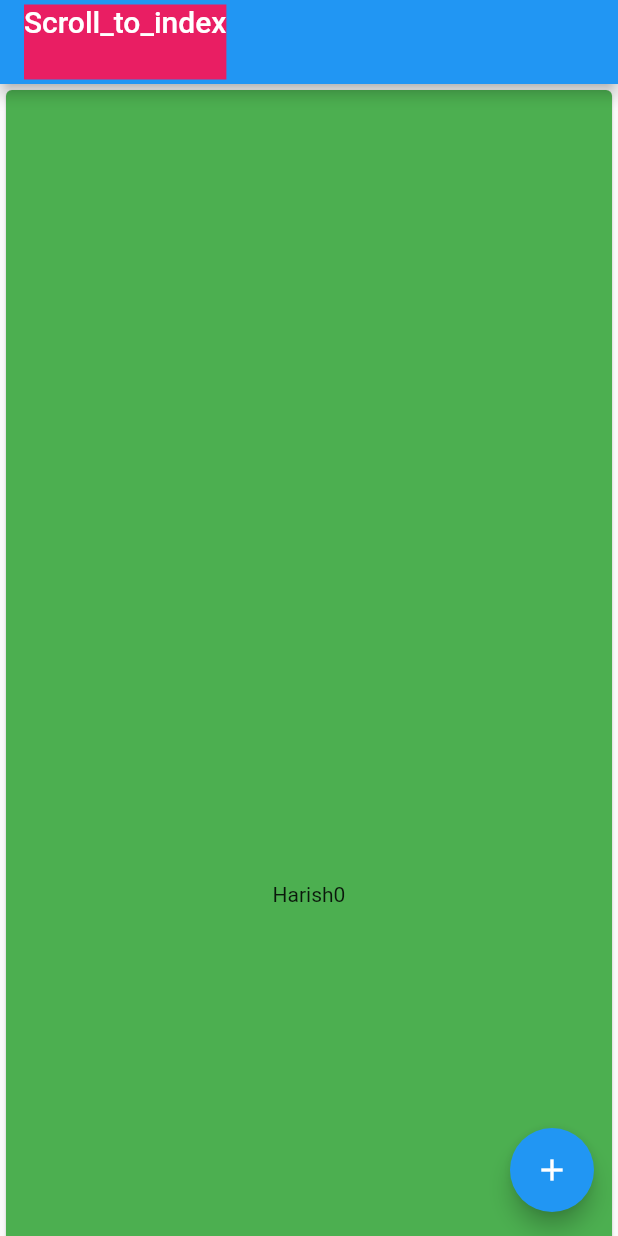
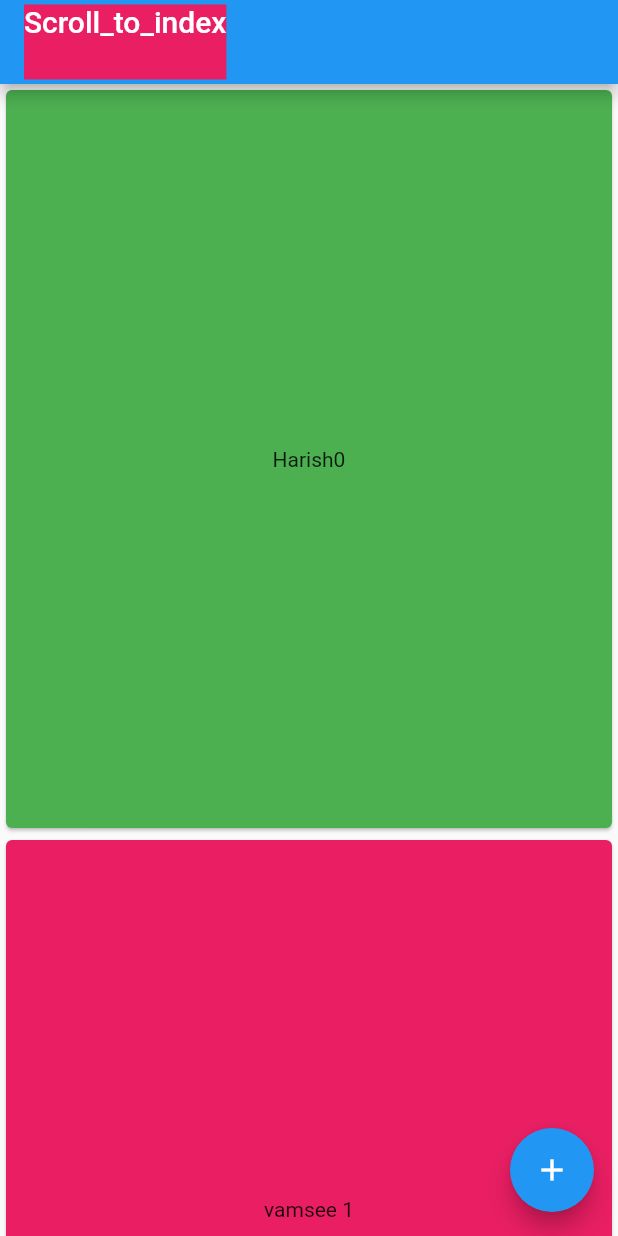
Before and after one commit to Harishnookala/scrroll_to_index, a Flutter app: the screen it shows after launch, on a phone screen of 412 x 824 dp. Run offline on Flutter 3.47's test engine with Material 2 defaults, Android fonts, the phone set to English and light mode, and no system bars; drawn by our look-alikes of scrollable_positioned_list; our stand-ins replace scroll_to_index.

Commit message:
its working if else

```diff
--- a/lib/main.dart
+++ b/lib/main.dart
@@ -1,4 +1,4 @@
-import 'package:flutter/foundation.dart';
+ import 'package:flutter/foundation.dart';
 import 'package:flutter/material.dart';
 import 'package:scroll_to_index/scroll_to_index.dart';
 import 'package:scrollable_positioned_list/scrollable_positioned_list.dart';
@@ -51,15 +51,22 @@ int updatedVal;
                   updatedVal = positons_finding(itemPositionsListener.itemPositions);
                   print(updatedVal);
                return Column(
-                  children: [
+                  children: [(index%2==0)?
                      Container(
-                       height:1080,
+                       height:500,
                        width:455,
                        child: Card(
                          color:Colors.green,
                          child: Center(child: Text("Harish" +index.toString(),textAlign: TextAlign.center,)),
                        ),
-                     )
+                     ): Container(
+                    height:500,
+                    width:455,
+                    child: Card(
+                      color:Colors.pink,
+                      child: Center(child: Text("vamsee " +index.toString(),textAlign: TextAlign.center,)),
+                    ),
+                  )
                   ],
                );
             }),
```
